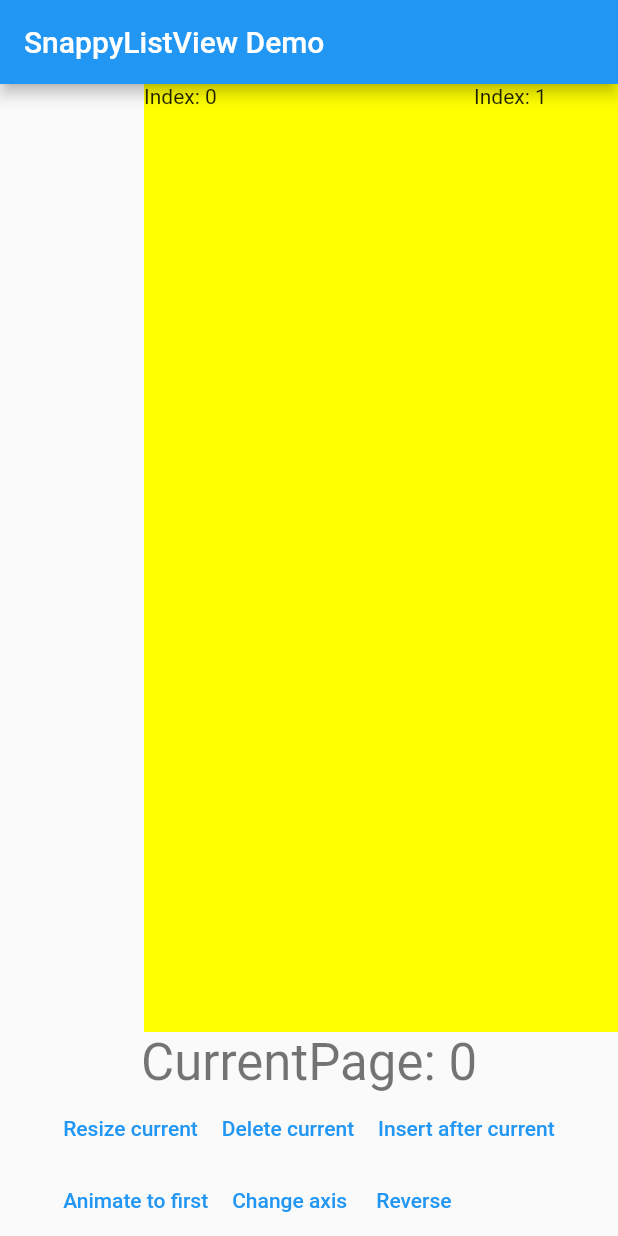
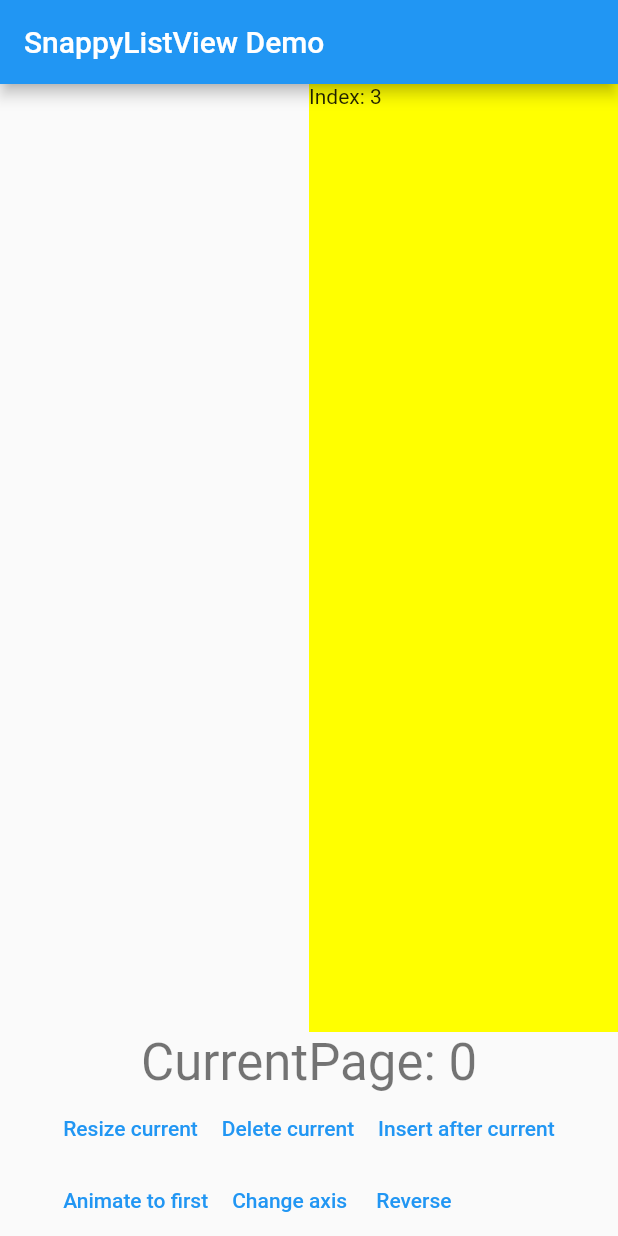
Before and after one commit to polarby/snappy_list_view, a Flutter app: the screen it shows after launch, on a phone screen of 412 x 824 dp. Run offline on Flutter 3.47's test engine with Material 2 defaults, Android fonts, the phone set to English and light mode, and no system bars; drawn by our look-alikes of scrollable_positioned_list; missing offline and left inert: matrix4_transform.

Commit message:
initial alignment debug (including initial index + alignment)

```diff
--- a/example/lib/main.dart
+++ b/example/lib/main.dart
@@ -30,7 +30,7 @@ class _MyHomePageState extends State<MyHomePage> {
   final List<YourSnappyWidget> yourContentList =
       List.generate(10, (index) => YourSnappyWidget.random());
 
-  final PageController controller = PageController(initialPage: 0);
+  final PageController controller = PageController(initialPage: 3);
 
   /// Dynamic Settings that you can change in this example
   Axis axis = Axis.horizontal;
@@ -68,8 +68,8 @@ class _MyHomePageState extends State<MyHomePage> {
               physics: const CustomPageViewScrollPhysics(),
               overscrollPhysics:
                   const PageOverscrollPhysics(velocityPerOverscroll: 1200),
-              //snapAlignment: SnapAlignment.moveAcross(),
-              //snapOnItemAlignment: SnapAlignment.moveAcross(),
+              //snapAlignment: SnapAlignment.static(0.5),
+              //snapOnItemAlignment: SnapAlignment.static(0.5),
               //visualisation: ListVisualisation.perspective(),
               itemBuilder: (context, index) {
                 final currentSnappyWidget = yourContentList.elementAt(index);
--- a/lib/src/main.dart
+++ b/lib/src/main.dart
@@ -182,6 +182,8 @@ class _SnappyListViewState extends State<SnappyListView> {
     super.initState();
     currentIndex = widget.controller.initialPage;
     widget.controller.addListener(syncValue);
+    currentAlignment =
+        widget.snapOnItemAlignment.apply(assignSnapAlignmentItem(currentIndex));
   }
 
   @override
--- a/pubspec.yaml
+++ b/pubspec.yaml
@@ -1,6 +1,6 @@
 name: snappy_list_view
 description: Add snap to your ListView, while supporting dynamic item sizes.
-version: 0.0.6
+version: 0.0.7
 homepage: https://github.com/polarby/snappy_list_view
 
 environment:
```
Also changed, not shown: 1 other file.
